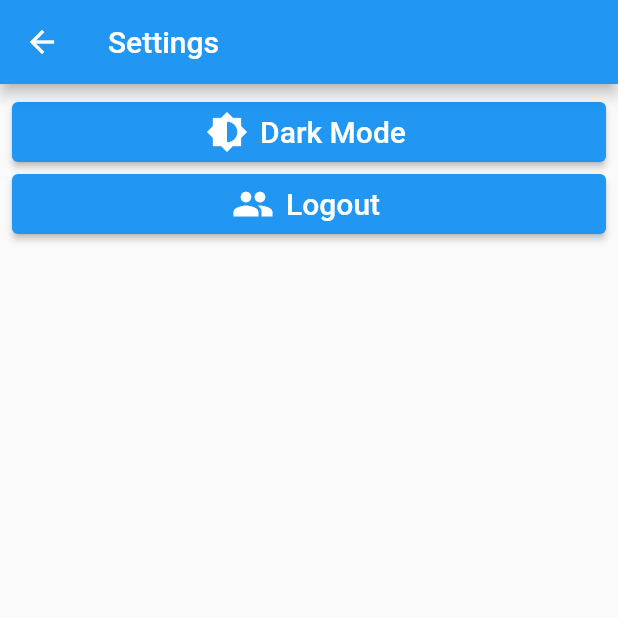
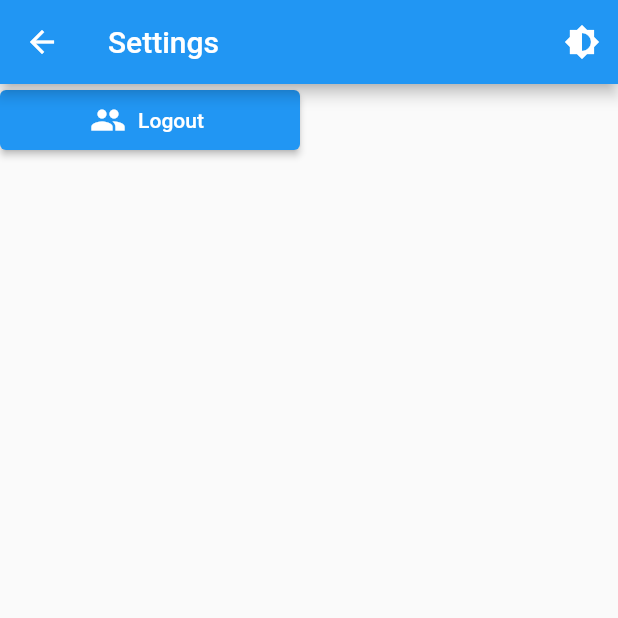
Before and after one commit to sabin149/flutter-assigment, a Flutter app: the Settings screen opened by its route, on a phone screen of 412 x 824 dp, the top half of it. Run offline on Flutter 3.47's test engine with Material 2 defaults, Android fonts, the phone set to English and light mode, and no system bars; our stand-ins replace carousel_slider, font_awesome_flutter, form_field_validator, image_picker, motion_toast, shared_preferences and 1 more; accounts and stored records are empty; network calls fail.

```diff
--- a/lib/pages/profile/settings.dart
+++ b/lib/pages/profile/settings.dart
@@ -1,78 +1,43 @@
 import 'package:flutter/material.dart';
-import 'package:frontend/services/httpuser.dart';
-import 'package:motion_toast/motion_toast.dart';
+import 'package:frontend/pages/shared/config.dart';
 import 'package:provider/provider.dart';
 
 import '../shared/theme.dart';
 
-class Settings extends StatefulWidget {
+class Settings extends StatelessWidget {
   const Settings({Key? key}) : super(key: key);
 
   @override
-  State<Settings> createState() => _SettingsState();
-}
-
-class _SettingsState extends State<Settings> {
-
-  @override
   Widget build(BuildContext context) {
-
     return Scaffold(
-
       appBar: AppBar(
-
-        title: Text('Settings'),
+        actions: [
+          IconButton(
+            icon: const Icon(Icons.brightness_6),
+            onPressed: () {
+              Provider.of<ThemeProvider>(context, listen: false).swapTheme();
+            },
+          )
+        ],
+          title: const Text(
+        'Settings',
+        style: TextStyle(
+          color: Colors.white,
         ),
-      body: Padding(
-        padding: const EdgeInsets.all(8.0),
-        child: Column(
+      )),
+      body: Column(
         children: [
           ElevatedButton.icon(
             style: ElevatedButton.styleFrom(
-                  minimumSize: const Size(double.infinity, 40)),
-              onPressed: () {
-                 Provider.of<ThemeProvider>(context, listen: false).swapTheme();
-              },
-              icon: const Icon(
-               Icons.brightness_6,
-                size: 28,
+              minimumSize: Size(200, 40)
             ),
-              label: const Text(
-                "Dark Mode",
-                style: TextStyle(fontSize: 20),
-              ),
-            ),
-            ElevatedButton.icon(
-              style: ElevatedButton.styleFrom(
-                  minimumSize: const Size(double.infinity, 40)),
-              onPressed: () async {
-                    var res = await HttpConnectUser.logout();
-                    if (res) {
-                      Navigator.pushNamed(context, '/login');
-                      MotionToast.success(
-                              description: const Text('Logout Successfully'))
-                          .show(context);
-                    } else {
-                      MotionToast.error(
-                              description: const Text(' Failed to logout'))
-                          .show(context);
-                    }
 
-                },
+            onPressed: (){
+              Config.removeToken();
+            }, icon: const Icon(Icons.people), label: Text("Logout"),
 
-
-
-              icon: const Icon(
-                Icons.people,
-                size: 28,
-              ),
-              label: const Text(
-                "Logout",
-                style: TextStyle(fontSize: 20),
-              ),
-            ),
+          )
         ],
-        ),
       ),
     );
   }
--- a/pubspec.yaml
+++ b/pubspec.yaml
@@ -45,6 +45,8 @@ dependencies:
   flutter_svg: ^1.0.3
   jwt_decode: ^0.3.1
   font_awesome_flutter: ^9.2.0
+  carousel_slider: ^4.0.0
+
 
 dev_dependencies:
   flutter_test:
```
Also changed, not shown: lib/pages/home/widgets/heart_icon_animator.dart (added, +98 -0 lines), lib/pages/home/widgets/heart_overlay_animator.dart (added, +59 -0 lines), lib/pages/home/widgets/post_item.dart (+95 -26 lines), lib/pages/home/widgets/test.dart (added, +58 -0 lines), pubspec.lock. Lines whose indentation alone changed are shown as unchanged.
